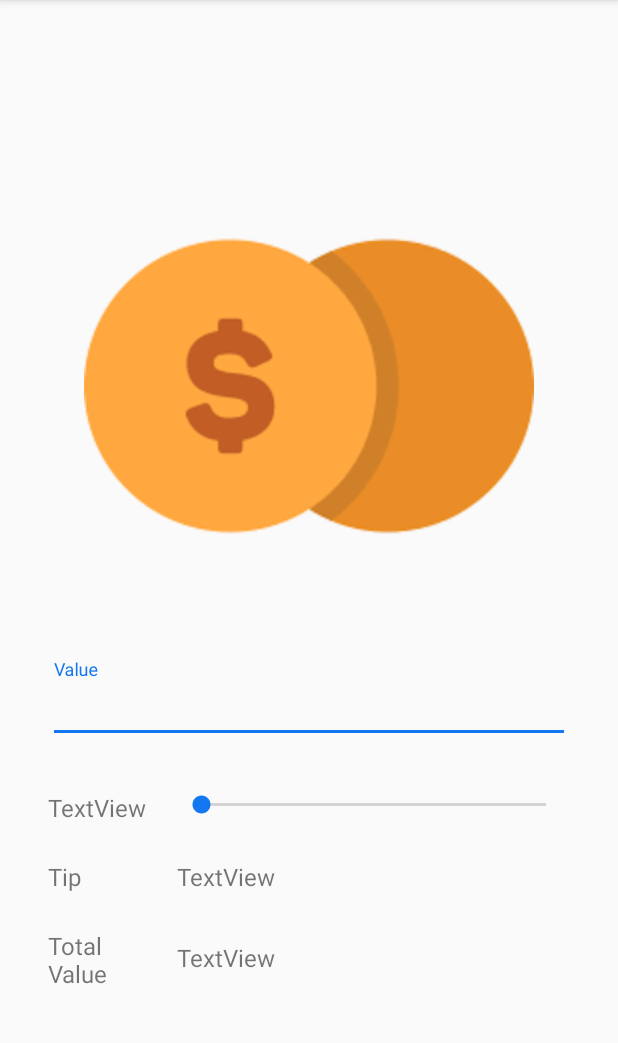
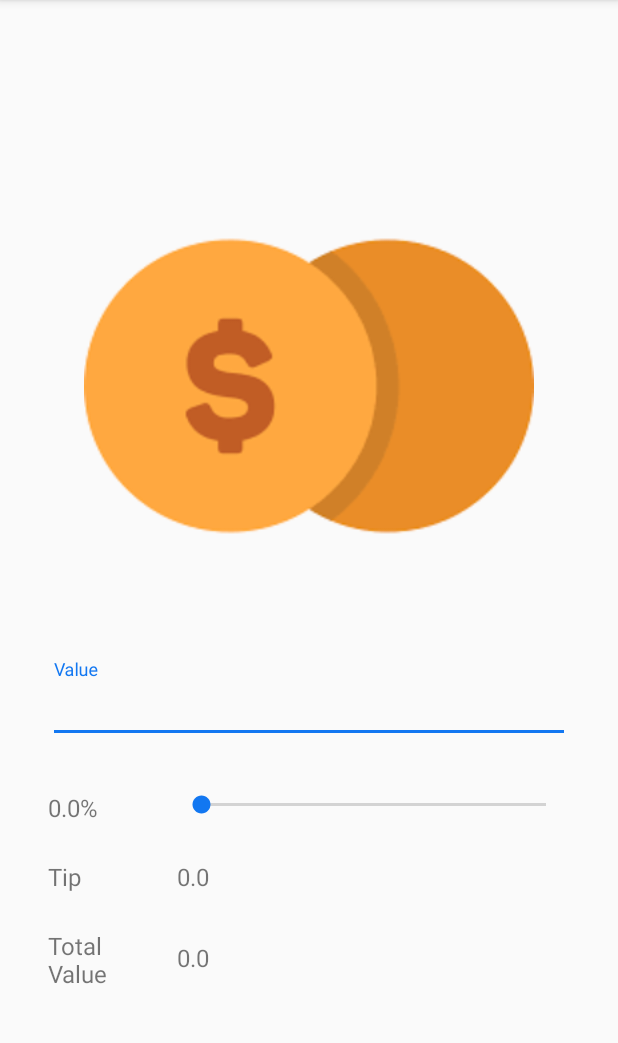
Before and after one commit to RafaelTC3/AndroidTipCalculator, an Android app: the screen it shows after launch (MainActivity), on a phone screen of 412 x 824 dp, the part 84-1127 px from its top. Run offline under Robolectric (Android 15) with nearby library versions, the phone set to English and light mode, and no system bars.

Commit message:
Implementing functionality to calculate tip and value based on seekbar value

```diff
--- a/app/src/main/java/com/studyingandroid/tipcalculator/MainActivity.java
+++ b/app/src/main/java/com/studyingandroid/tipcalculator/MainActivity.java
@@ -6,6 +6,9 @@ import android.os.Bundle;
 import android.widget.EditText;
 import android.widget.SeekBar;
 import android.widget.TextView;
+import android.widget.Toast;
+
+import java.util.Objects;
 
 public class MainActivity extends AppCompatActivity {
 
@@ -14,10 +17,51 @@ public class MainActivity extends AppCompatActivity {
     private TextView textTipValue;
     private TextView textTotalValue;
     private SeekBar seekBarPercentage;
+    private double percentage = 0;
 
     @Override
     protected void onCreate(Bundle savedInstanceState) {
         super.onCreate(savedInstanceState);
         setContentView(R.layout.activity_main);
+
+        editValue = findViewById(R.id.text_value);
+        textPercentage = findViewById(R.id.text_percentage);
+        textTipValue = findViewById(R.id.text_tip_total);
+        textTotalValue = findViewById(R.id.text_total_value);
+        seekBarPercentage = findViewById(R.id.seekbar_percentage);
+
+        seekBarPercentage.setOnSeekBarChangeListener(new SeekBar.OnSeekBarChangeListener() {
+            @Override
+            public void onProgressChanged(SeekBar seekBar, int progress, boolean fromUser) {
+                percentage = progress;
+                textPercentage.setText(Math.round(percentage) + " %");
+                calculate();
+            }
+
+            @Override
+            public void onStartTrackingTouch(SeekBar seekBar) {
+
+            }
+
+            @Override
+            public void onStopTrackingTouch(SeekBar seekBar) {
+
+            }
+        });
+
+    }
+
+    private void calculate(){
+        String inputValueString = editValue.getText().toString();
+        if(Objects.isNull(inputValueString) || inputValueString.isEmpty()){
+            Toast.makeText(getApplicationContext(), "Insert a value first", Toast.LENGTH_LONG).show();
+        }
+        else{
+            double inputValueDouble =  Double.parseDouble(inputValueString);
+            double percentageDouble = inputValueDouble * (percentage/100);
+            double totalValue = inputValueDouble + percentageDouble;
+            textTipValue.setText(""+percentageDouble);
+            textTotalValue.setText(""+totalValue);
+        }
     }
 }
--- a/app/src/main/res/layout/activity_main.xml
+++ b/app/src/main/res/layout/activity_main.xml
@@ -43,7 +43,7 @@
         android:layout_height="wrap_content"
         android:layout_marginStart="32dp"
         android:layout_marginTop="32dp"
-        android:text="TextView"
+        android:text="0.0%"
         android:textSize="16sp"
         app:layout_constraintStart_toStartOf="parent"
         app:layout_constraintTop_toBottomOf="@+id/textInputLayout" />
@@ -77,7 +77,7 @@
         android:layout_marginStart="16dp"
         android:layout_marginTop="24dp"
         android:layout_marginEnd="32dp"
-        android:text="TextView"
+        android:text="@string/valuedefaut"
         android:textSize="16sp"
         app:layout_constraintEnd_toEndOf="parent"
         app:layout_constraintStart_toEndOf="@+id/text_tip"
@@ -90,7 +90,7 @@
         android:layout_marginStart="16dp"
         android:layout_marginTop="32dp"
         android:layout_marginEnd="32dp"
-        android:text="TextView"
+        android:text="@string/valuedefaut"
         android:textSize="16sp"
         app:layout_constraintEnd_toEndOf="parent"
         app:layout_constraintStart_toEndOf="@+id/text_total"
@@ -103,6 +103,7 @@
         android:layout_marginStart="16dp"
         android:layout_marginTop="32dp"
         android:layout_marginEnd="32dp"
+        android:max="100"
         app:layout_constraintEnd_toEndOf="parent"
         app:layout_constraintStart_toEndOf="@id/text_percentage"
         app:layout_constraintTop_toBottomOf="@+id/textInputLayout" />
--- a/app/src/main/res/values/strings.xml
+++ b/app/src/main/res/values/strings.xml
@@ -3,4 +3,5 @@
     <string name="value">Value</string>
     <string name="tip">Tip</string>
     <string name="total_value">Total Value</string>
+    <string name="valuedefaut">0.0</string>
 </resources>
```
